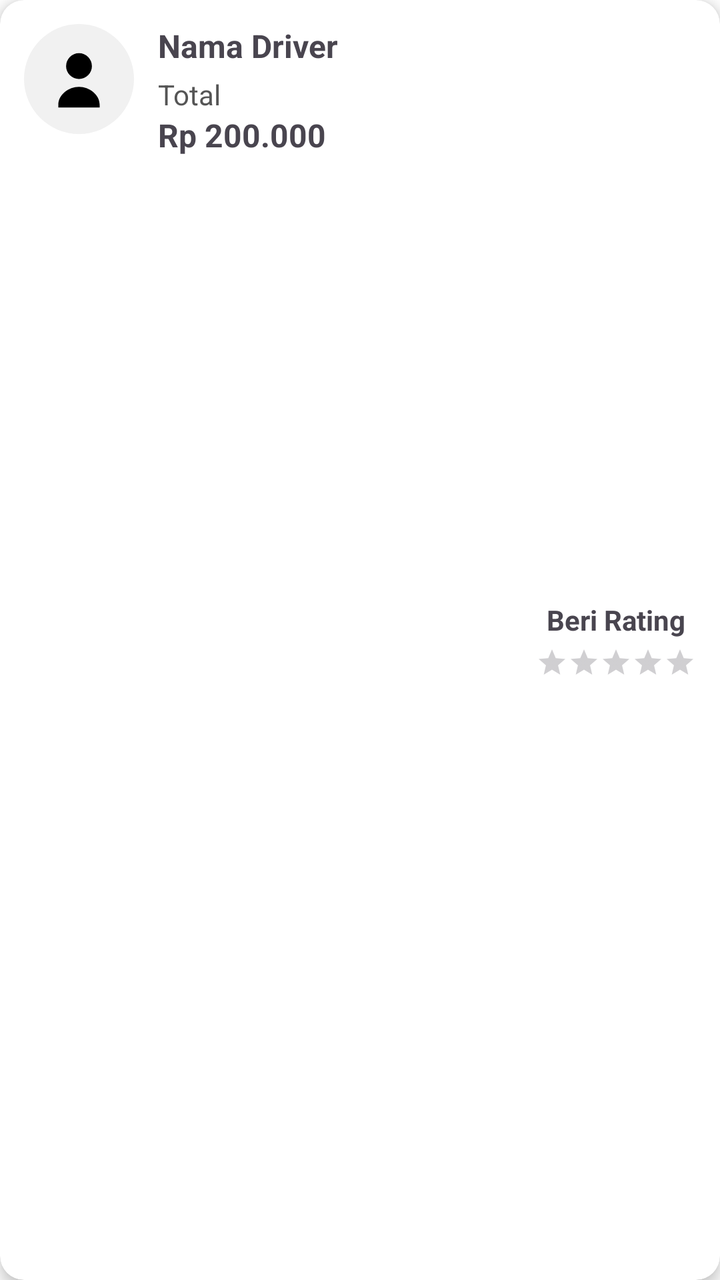
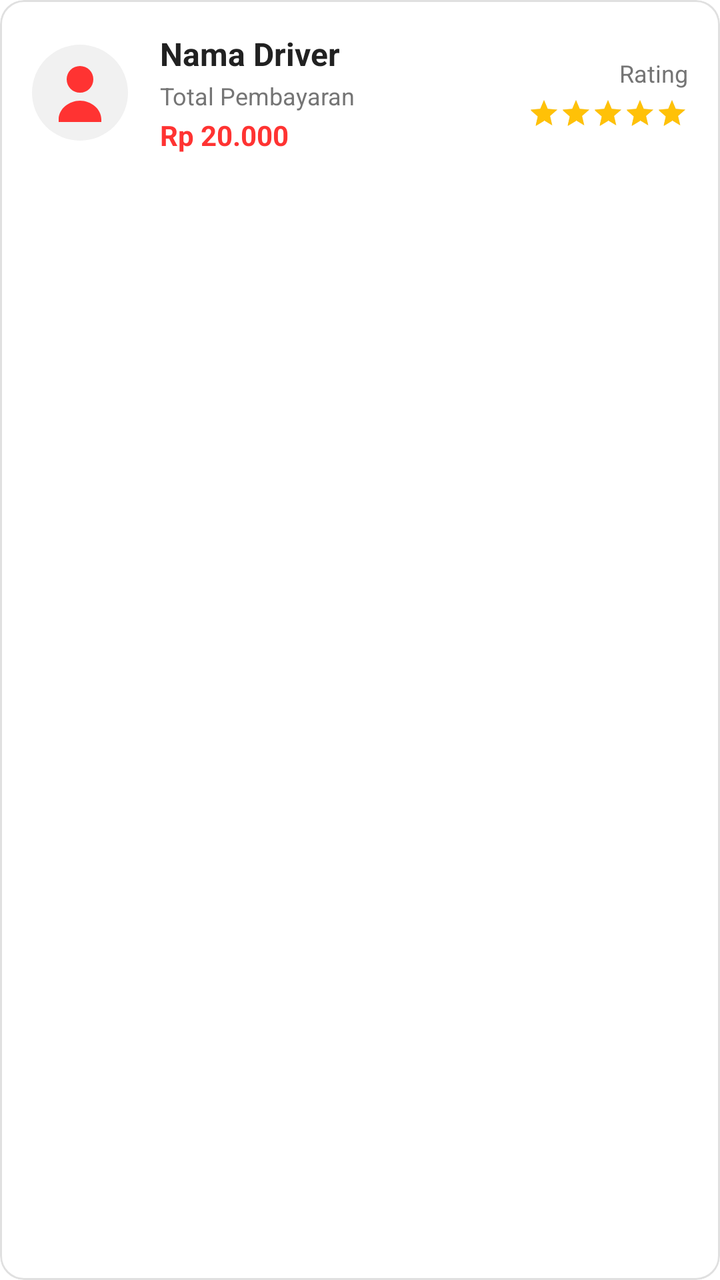

Before-and-after screenshots of an Android layout around one commit, followed by the original layout XML and the change that was made.
<!-- AndroidManifest.xml: application theme Theme.NgGojek -->
<!-- res/layout/item_riwayat.xml -->
<?xml version="1.0" encoding="utf-8"?>
<androidx.cardview.widget.CardView xmlns:android="http://schemas.android.com/apk/res/android"
    xmlns:app="http://schemas.android.com/apk/res-auto"
    android:layout_width="match_parent"
    android:layout_height="120dp"
    android:layout_marginStart="16dp"
    android:layout_marginEnd="16dp"
    android:layout_marginBottom="12dp"
    app:cardCornerRadius="12dp"
    app:cardElevation="4dp"
    android:background="@android:color/white">

    <LinearLayout
        android:layout_width="match_parent"
        android:layout_height="match_parent"
        android:padding="12dp"
        android:orientation="horizontal">

        <ImageView
            android:id="@+id/imageView"
            android:layout_width="55dp"
            android:layout_height="55dp"
            android:src="@drawable/profile"
            android:background="@drawable/bg_circle"
            android:padding="12dp" />

        <LinearLayout
            android:layout_width="0dp"
            android:layout_height="96dp"
            android:layout_marginStart="12dp"
            android:layout_weight="1"
            android:orientation="vertical">

            <TextView
                android:id="@+id/txtNamaDriver"
                android:layout_width="wrap_content"
                android:layout_height="wrap_content"
                android:text="Nama Driver"
                android:textSize="16sp"
                android:textStyle="bold" />

            <TextView
                android:id="@+id/txtTotal"
                android:layout_width="wrap_content"
                android:layout_height="wrap_content"
                android:layout_marginTop="4dp"
                android:text="Total"
                android:textColor="#555555" />

            <TextView
                android:id="@+id/txtHarga"
                android:layout_width="wrap_content"
                android:layout_height="wrap_content"
                android:text="Rp 200.000"
                android:textSize="16sp"
                android:textStyle="bold" />

        </LinearLayout>

        <LinearLayout
            android:layout_width="wrap_content"
            android:layout_height="match_parent"
            android:orientation="vertical"
            android:gravity="center">

            <TextView
                android:layout_width="wrap_content"
                android:layout_height="wrap_content"
                android:text="Beri Rating"
                android:textStyle="bold"
                android:textSize="14sp"
                android:layout_marginBottom="4dp"/>

            <RatingBar
                android:id="@+id/ratingBar"
                android:layout_width="wrap_content"
                android:layout_height="wrap_content"
                android:numStars="5"
                android:stepSize="1"
                android:rating="0"
                style="?android:attr/ratingBarStyleSmall" />

        </LinearLayout>

    </LinearLayout>

</androidx.cardview.widget.CardView>
<!-- resources referenced by this layout -->
<resources>
  <!-- drawable bg_circle (drawable) -->
  <shape xmlns:android="http://schemas.android.com/apk/res/android"
      android:shape="oval">
      <solid android:color="#F1F1F1"/>
  </shape>
  <!-- drawable profile (drawable) -->
  <vector xmlns:android="http://schemas.android.com/apk/res/android"
      android:width="24dp"
      android:height="24dp"
      android:viewportWidth="24"
      android:viewportHeight="24">
      <path
          android:fillColor="#000"
          android:pathData="M12,12a5,5 0 1,0 0,-10a5,5 0 1,0 0,10zM4,22c0,-4 4,-7 8,-7s8,3 8,7v1H4v-1z"/>
  </vector>
  <style name="Theme.NgGojek" parent="Base.Theme.NgGojek" />
  <style name="Base.Theme.NgGojek" parent="Theme.Material3.DayNight.NoActionBar">
          
          
          <item name="android:windowBackground">@color/white</item>
          <item name="colorSecondaryContainer">@android:color/transparent</item>
      </style>
  <color name="white">#FFFFFFFF</color>
</resources>

<!-- the commit's change to res/layout/item_riwayat.xml (unified diff, before → after) -->
@@ -1,87 +1,106 @@
 <?xml version="1.0" encoding="utf-8"?>
-<androidx.cardview.widget.CardView xmlns:android="http://schemas.android.com/apk/res/android"
+<com.google.android.material.card.MaterialCardView
+    xmlns:android="http://schemas.android.com/apk/res/android"
     xmlns:app="http://schemas.android.com/apk/res-auto"
     android:layout_width="match_parent"
-    android:layout_height="120dp"
-    android:layout_marginStart="16dp"
-    android:layout_marginEnd="16dp"
+    android:layout_height="wrap_content"
+    android:layout_marginHorizontal="20dp"
     android:layout_marginBottom="12dp"
     app:cardCornerRadius="12dp"
-    app:cardElevation="4dp"
-    android:background="@android:color/white">
+    app:cardElevation="0dp"
+    app:strokeColor="@color/lightGrey"
+    app:strokeWidth="1dp"
+    app:cardBackgroundColor="@color/white">
 
     <LinearLayout
         android:layout_width="match_parent"
-        android:layout_height="match_parent"
-        android:padding="12dp"
+        android:layout_height="wrap_content"
+        android:padding="16dp"
+        android:gravity="center_vertical"
         android:orientation="horizontal">
 
+        
+        
         <ImageView
             android:id="@+id/imageView"
-            android:layout_width="55dp"
-            android:layout_height="55dp"
+            android:layout_width="48dp"
+            android:layout_height="48dp"
             android:src="@drawable/profile"
+            android:padding="8dp"
             android:background="@drawable/bg_circle"
-            android:padding="12dp" />
+            app:tint="@color/primaryRed" />
+        
 
+        
         <LinearLayout
             android:layout_width="0dp"
-            android:layout_height="96dp"
-            android:layout_marginStart="12dp"
+            android:layout_height="wrap_content"
+            android:layout_marginStart="16dp"
             android:layout_weight="1"
             android:orientation="vertical">
 
+            
             <TextView
                 android:id="@+id/txtNamaDriver"
                 android:layout_width="wrap_content"
                 android:layout_height="wrap_content"
                 android:text="Nama Driver"
+                android:textColor="@color/blackText"
                 android:textSize="16sp"
                 android:textStyle="bold" />
 
+            
             <TextView
                 android:id="@+id/txtTotal"
                 android:layout_width="wrap_content"
                 android:layout_height="wrap_content"
-                android:layout_marginTop="4dp"
-                android:text="Total"
-                android:textColor="#555555" />
+                android:layout_marginTop="2dp"
+                android:text="Total Pembayaran"
+                android:textSize="12sp"
+                android:textColor="@color/greyText" />
 
+            
             <TextView
                 android:id="@+id/txtHarga"
                 android:layout_width="wrap_content"
                 android:layout_height="wrap_content"
-                android:text="Rp 200.000"
-                android:textSize="16sp"
-                android:textStyle="bold" />
+                android:text="Rp 20.000"
+                android:textColor="@color/primaryRed"
+                android:textSize="14sp"
+                android:textStyle="bold"
+                android:layout_marginTop="2dp"/>
 
         </LinearLayout>
 
+        
         <LinearLayout
             android:layout_width="wrap_content"
-            android:layout_height="match_parent"
+            android:layout_height="wrap_content"
             android:orientation="vertical"
-            android:gravity="center">
+            android:gravity="end">
 
             <TextView
                 android:layout_width="wrap_content"
                 android:layout_height="wrap_content"
-                android:text="Beri Rating"
-                android:textStyle="bold"
-                android:textSize="14sp"
+                android:text="Rating"
+                android:textSize="12sp"
+                android:textColor="@color/greyText"
                 android:layout_marginBottom="4dp"/>
 
+            
             <RatingBar
                 android:id="@+id/ratingBar"
                 android:layout_width="wrap_content"
                 android:layout_height="wrap_content"
                 android:numStars="5"
                 android:stepSize="1"
-                android:rating="0"
-                style="?android:attr/ratingBarStyleSmall" />
+                android:rating="5"
+                style="?android:attr/ratingBarStyleSmall"
+                android:progressTint="#FFC107"
+                android:secondaryProgressTint="#FFC107" />
 
         </LinearLayout>
 
     </LinearLayout>
 
-</androidx.cardview.widget.CardView>
+</com.google.android.material.card.MaterialCardView>
<!-- resource entries referenced after the edit -->
@@ -1,5 +1,9 @@
 <!-- resources referenced by this layout -->
 <resources>
+  <color name="blackText">#212121</color>
+  <color name="greyText">#757575</color>
+  <color name="lightGrey">#E0E0E0</color>
+  <color name="primaryRed">#ff3332</color>
   <!-- drawable bg_circle (drawable) -->
   <shape xmlns:android="http://schemas.android.com/apk/res/android"
       android:shape="oval">
@@ -16,12 +20,27 @@
           android:pathData="M12,12a5,5 0 1,0 0,-10a5,5 0 1,0 0,10zM4,22c0,-4 4,-7 8,-7s8,3 8,7v1H4v-1z"/>
   </vector>
   <style name="Theme.NgGojek" parent="Base.Theme.NgGojek" />
-  <style name="Base.Theme.NgGojek" parent="Theme.Material3.DayNight.NoActionBar">
-          
-          
+  <style name="Base.Theme.NgGojek" parent="Theme.Material3.Light.NoActionBar">
+          <item name="colorPrimary">@color/primaryRed</item>
+          <item name="colorOnPrimary">@color/white</item>
+          <item name="colorPrimaryContainer">@color/softRed</item>
+          <item name="colorOnPrimaryContainer">@color/primaryRedDark</item>
+  
+          <item name="colorSecondary">@color/primaryRed</item>
+          <item name="colorOnSecondary">@color/white</item>
+  
+          <item name="colorSecondaryContainer">@color/softRed</item>
+          <item name="colorOnSecondaryContainer">@color/primaryRedDark</item>
+  
           <item name="android:windowBackground">@color/white</item>
-          <item name="colorSecondaryContainer">@android:color/transparent</item>
+          <item name="android:statusBarColor">@color/white</item>
+          <item name="android:windowLightStatusBar">true</item>
+          <item name="android:textColorPrimary">@color/blackText</item>
+          <item name="android:textColorSecondary">@color/greyText</item>
+  
       </style>
+  <color name="softRed">#FFF0F0</color>
+  <color name="primaryRedDark">#D62B2A</color>
   <color name="white">#FFFFFFFF</color>
 </resources>
 
